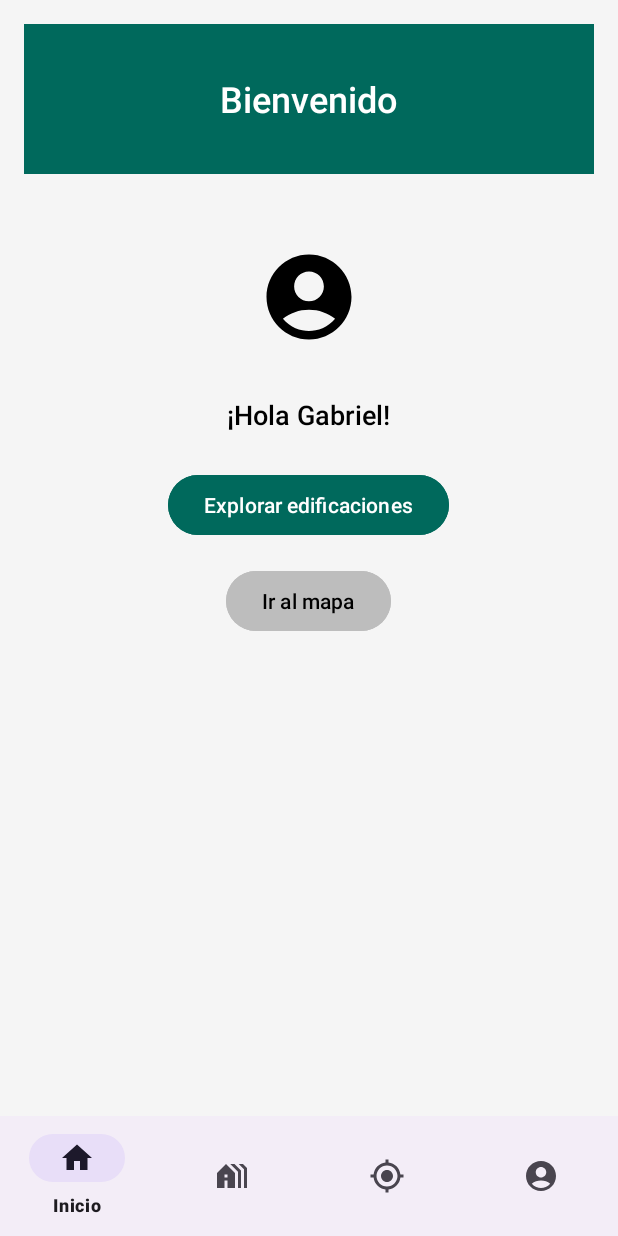
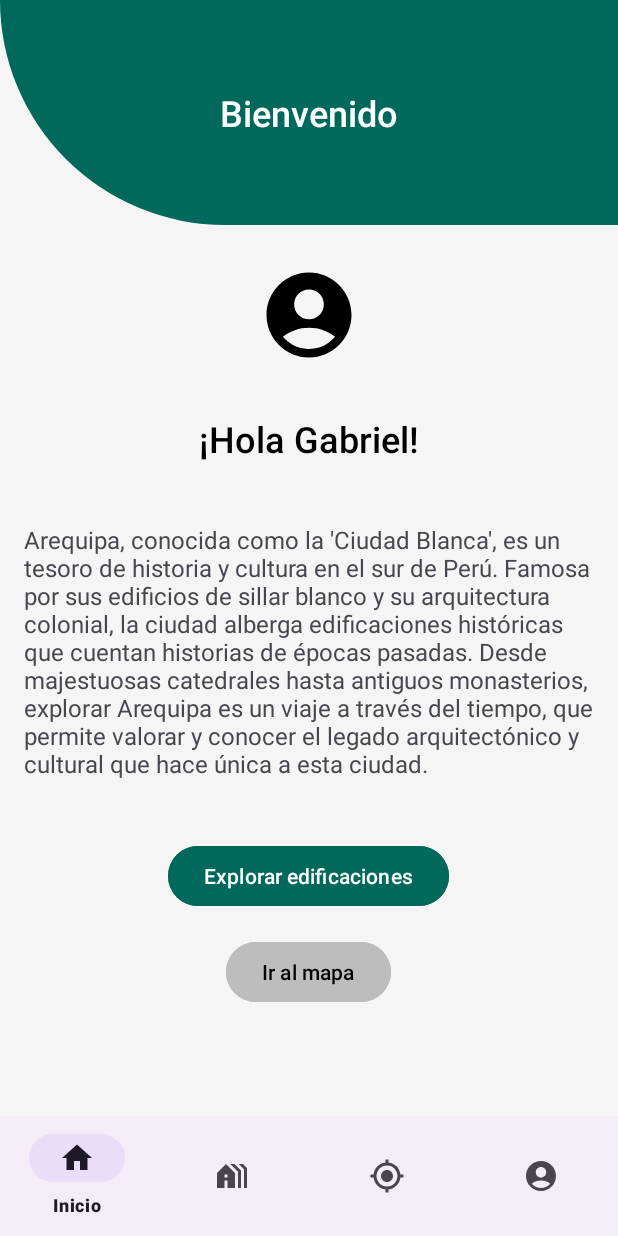
Before and after one commit to AnthonyMTH/Introduccion_Nuevas_Plataformas_Entrega2, an Android app: the screen it shows after launch (MainActivity), on a phone screen of 412 x 824 dp. Run offline under Robolectric (Android 15) with nearby library versions, the phone set to English and light mode, and no system bars.

Commit message:
Fondo con borde curvo y detalles en fragment inicio

```diff
--- /dev/null
+++ b/app/src/main/res/drawable/curved_background.xml
@@ -0,0 +1,8 @@
+<?xml version="1.0" encoding="utf-8"?>
+<shape xmlns:android="http://schemas.android.com/apk/res/android">
+    <solid android:color="#00695C" />
+    <corners android:topLeftRadius="0dp"
+        android:topRightRadius="0dp"
+        android:bottomRightRadius="0dp"
+        android:bottomLeftRadius="400dp" />
+</shape>
--- a/app/src/main/res/layout/fragment_inicio.xml
+++ b/app/src/main/res/layout/fragment_inicio.xml
@@ -3,37 +3,34 @@
     xmlns:tools="http://schemas.android.com/tools"
     android:layout_width="match_parent"
     android:layout_height="match_parent"
-    tools:context=".fragments.InicioFragment">
-
-    <LinearLayout xmlns:android="http://schemas.android.com/apk/res/android"
-        android:layout_width="match_parent"
-        android:layout_height="match_parent"
+    tools:context=".fragments.InicioFragment"
     android:orientation="vertical"
-        android:padding="16dp"
-        android:gravity="center_horizontal"
     android:background="#F5F5F5">
 
-        <!-- Contenedor del mensaje de bienvenida -->
     <RelativeLayout
         android:layout_width="match_parent"
-            android:layout_height="100dp"
-            android:layout_marginBottom="32dp"
-            android:background="#00695C"
-            android:gravity="center_horizontal"
-            android:padding="16dp">
+        android:layout_height="150dp"
+        android:background="@drawable/curved_background"
+        android:gravity="center_horizontal">
 
         <TextView
             android:id="@+id/tvBienvenido"
             android:layout_width="wrap_content"
             android:layout_height="wrap_content"
-                android:layout_centerInParent="true"
-                android:fontFamily="sans-serif-medium"
             android:text="Bienvenido"
             android:textColor="#FFFFFF"
-                android:textSize="24sp" />
+            android:textSize="24sp"
+            android:fontFamily="sans-serif-medium"
+            android:layout_centerInParent="true" />
     </RelativeLayout>
 
-        <!-- Icono de usuario -->
+    <LinearLayout
+        android:layout_width="match_parent"
+        android:layout_height="wrap_content"
+        android:orientation="vertical"
+        android:layout_marginTop="160dp"
+        android:gravity="center_horizontal">
+
         <ImageView
             android:layout_width="100dp"
             android:layout_height="100dp"
@@ -48,10 +45,20 @@
             android:layout_width="wrap_content"
             android:layout_height="wrap_content"
             android:text="¡Hola Gabriel!"
-            android:textSize="18sp"
+            android:textSize="24sp"
             android:textColor="#000000"
             android:fontFamily="sans-serif-medium"
             android:layout_marginBottom="24dp" />
+
+        <TextView
+            android:id="@+id/textView"
+            android:layout_width="match_parent"
+            android:layout_height="wrap_content"
+            android:text="Arequipa, conocida como la 'Ciudad Blanca', es un tesoro de historia y cultura en el sur de Perú. Famosa por sus edificios de sillar blanco y su arquitectura colonial, la ciudad alberga edificaciones históricas que cuentan historias de épocas pasadas. Desde majestuosas catedrales hasta antiguos monasterios, explorar Arequipa es un viaje a través del tiempo, que permite valorar y conocer el legado arquitectónico y cultural que hace única a esta ciudad."
+            android:padding="16dp"
+            android:textSize="16sp"
+            android:fontFamily="sans-serif"
+            android:layout_marginBottom="24dp"/>
 
         <!-- Botón de explorar edificaciones -->
         <Button
```
Lines whose indentation alone changed are shown as unchanged.
